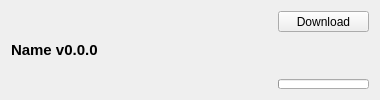
Qt form src/ui/github/githubfileitemwidget.ui (kaniol-lck/modmanager) before a commit.
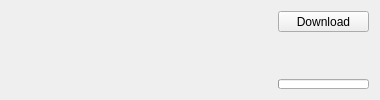
The same form after that commit. Icons and pictures are not drawn.

What changed in the file:
```diff
--- a/src/ui/github/githubfileitemwidget.ui
+++ b/src/ui/github/githubfileitemwidget.ui
@@ -22,19 +22,9 @@
        <verstretch>0</verstretch>
       </sizepolicy>
      </property>
-     <property name="font">
-      <font>
-       <pointsize>11</pointsize>
-       <weight>75</weight>
-       <bold>true</bold>
-      </font>
-     </property>
      <property name="toolTip">
       <string notr="true"/>
      </property>
-     <property name="text">
-      <string>Name v0.0.0</string>
-     </property>
      <property name="wordWrap">
       <bool>true</bool>
      </property>
```
